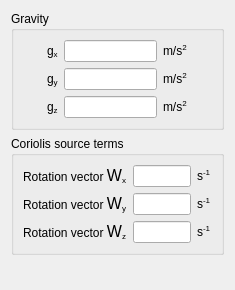
code-saturne/code_saturne, file gui/Pages/BodyForcesForm.ui: the form before one commit.
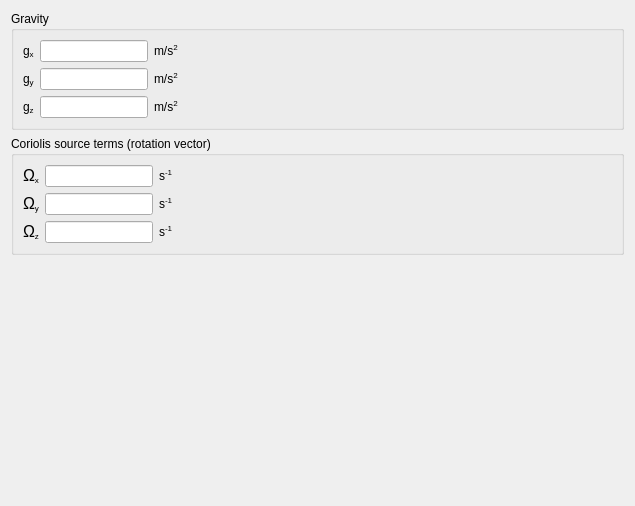
The form after the commit.

Commit message: GUI: left-align several forms.

Patch:
```diff
--- a/gui/Pages/BodyForcesForm.ui
+++ b/gui/Pages/BodyForcesForm.ui
@@ -6,8 +6,8 @@
    <rect>
     <x>0</x>
     <y>0</y>
-    <width>235</width>
-    <height>290</height>
+    <width>635</width>
+    <height>506</height>
    </rect>
   </property>
   <property name="minimumSize">
@@ -61,27 +61,20 @@
       <string>Gravity</string>
      </property>
      <layout class="QGridLayout">
-      <item row="1" column="2">
+      <item row="1" column="1">
        <widget class="QLineEdit" name="lineEditX">
+        <property name="sizePolicy">
+         <sizepolicy hsizetype="Preferred" vsizetype="Fixed">
+          <horstretch>0</horstretch>
+          <verstretch>0</verstretch>
+         </sizepolicy>
+        </property>
         <property name="toolTip">
          <string>&lt;html&gt;&lt;head/&gt;&lt;body&gt;&lt;p&gt;&lt;span style=&quot; font-size:9pt;&quot;&gt;Define the &lt;/span&gt;&lt;span style=&quot; font-size:9pt; font-weight:600;&quot;&gt;X&lt;/span&gt;&lt;span style=&quot; font-size:9pt;&quot;&gt; component of the gravity.&lt;/span&gt;&lt;/p&gt;&lt;p&gt;&lt;span style=&quot; font-size:9pt;&quot;&gt;(Code_Saturne key word: &lt;/span&gt;&lt;span style=&quot; font-size:9pt; font-weight:600;&quot;&gt;GX&lt;/span&gt;&lt;span style=&quot; font-size:9pt;&quot;&gt;)&lt;/span&gt;&lt;/p&gt;&lt;/body&gt;&lt;/html&gt;</string>
         </property>
        </widget>
       </item>
-      <item row="1" column="0">
-       <spacer>
-        <property name="orientation">
-         <enum>Qt::Horizontal</enum>
-        </property>
-        <property name="sizeHint" stdset="0">
-         <size>
-          <width>40</width>
-          <height>22</height>
-         </size>
-        </property>
-       </spacer>
-      </item>
-      <item row="3" column="1">
+      <item row="3" column="0">
        <widget class="QLabel" name="labelZ">
         <property name="font">
          <font>
@@ -98,7 +91,7 @@
         </property>
        </widget>
       </item>
-      <item row="1" column="1">
+      <item row="1" column="0">
        <widget class="QLabel" name="labelX">
         <property name="font">
          <font>
@@ -115,7 +108,7 @@
         </property>
        </widget>
       </item>
-      <item row="2" column="3">
+      <item row="2" column="2">
        <widget class="QLabel" name="labelUnitY">
         <property name="font">
          <font>
@@ -132,14 +125,20 @@
         </property>
        </widget>
       </item>
-      <item row="3" column="2">
+      <item row="3" column="1">
        <widget class="QLineEdit" name="lineEditZ">
+        <property name="sizePolicy">
+         <sizepolicy hsizetype="Preferred" vsizetype="Fixed">
+          <horstretch>0</horstretch>
+          <verstretch>0</verstretch>
+         </sizepolicy>
+        </property>
         <property name="toolTip">
          <string>&lt;html&gt;&lt;head/&gt;&lt;body&gt;&lt;p&gt;&lt;span style=&quot; font-size:9pt;&quot;&gt;Define the &lt;/span&gt;&lt;span style=&quot; font-size:9pt; font-weight:600;&quot;&gt;Z&lt;/span&gt;&lt;span style=&quot; font-size:9pt;&quot;&gt; component of the gravity.&lt;/span&gt;&lt;/p&gt;&lt;p&gt;&lt;span style=&quot; font-size:9pt;&quot;&gt;(Code_Saturne key word: &lt;/span&gt;&lt;span style=&quot; font-size:9pt; font-weight:600;&quot;&gt;GZ&lt;/span&gt;&lt;span style=&quot; font-size:9pt;&quot;&gt;)&lt;/span&gt;&lt;/p&gt;&lt;/body&gt;&lt;/html&gt;</string>
         </property>
        </widget>
       </item>
-      <item row="1" column="4">
+      <item row="1" column="3">
        <spacer>
         <property name="orientation">
          <enum>Qt::Horizontal</enum>
@@ -152,7 +151,7 @@
         </property>
        </spacer>
       </item>
-      <item row="3" column="3">
+      <item row="3" column="2">
        <widget class="QLabel" name="labelUnitZ">
         <property name="font">
          <font>
@@ -169,7 +168,7 @@
         </property>
        </widget>
       </item>
-      <item row="2" column="1">
+      <item row="2" column="0">
        <widget class="QLabel" name="labelY">
         <property name="font">
          <font>
@@ -186,14 +185,20 @@
         </property>
        </widget>
       </item>
-      <item row="2" column="2">
+      <item row="2" column="1">
        <widget class="QLineEdit" name="lineEditY">
+        <property name="sizePolicy">
+         <sizepolicy hsizetype="Preferred" vsizetype="Fixed">
+          <horstretch>0</horstretch>
+          <verstretch>0</verstretch>
+         </sizepolicy>
+        </property>
         <property name="toolTip">
          <string>&lt;html&gt;&lt;head/&gt;&lt;body&gt;&lt;p&gt;&lt;span style=&quot; font-size:9pt;&quot;&gt;Define the &lt;/span&gt;&lt;span style=&quot; font-size:9pt; font-weight:600;&quot;&gt;Y&lt;/span&gt;&lt;span style=&quot; font-size:9pt;&quot;&gt; component of the gravity.&lt;/span&gt;&lt;/p&gt;&lt;p&gt;&lt;span style=&quot; font-size:9pt;&quot;&gt;(Code_Saturne key word: &lt;/span&gt;&lt;span style=&quot; font-size:9pt; font-weight:600;&quot;&gt;GY&lt;/span&gt;&lt;span style=&quot; font-size:9pt;&quot;&gt;)&lt;/span&gt;&lt;/p&gt;&lt;/body&gt;&lt;/html&gt;</string>
         </property>
        </widget>
       </item>
-      <item row="1" column="3">
+      <item row="1" column="2">
        <widget class="QLabel" name="labelUnitX">
         <property name="font">
          <font>
@@ -232,10 +237,10 @@
       <string>&lt;html&gt;&lt;head/&gt;&lt;body&gt;&lt;p&gt;&lt;span style=&quot; font-size:9pt;&quot;&gt;Define Coriolis source terms.&lt;/span&gt;&lt;/p&gt;&lt;/body&gt;&lt;/html&gt;</string>
      </property>
      <property name="title">
-      <string>Coriolis source terms</string>
+      <string>Coriolis source terms (rotation vector)</string>
      </property>
      <layout class="QGridLayout" name="gridLayout">
-      <item row="1" column="4">
+      <item row="1" column="3">
        <widget class="QLabel" name="labelUnitY_2">
         <property name="font">
          <font>
@@ -256,7 +261,7 @@
         </property>
        </widget>
       </item>
-      <item row="3" column="1">
+      <item row="3" column="0">
        <widget class="QLabel" name="labelOMEGAXZ">
         <property name="font">
          <font>
@@ -269,15 +274,11 @@
          <string>&lt;html&gt;&lt;head/&gt;&lt;body&gt;&lt;p&gt;&lt;span style=&quot; font-size:9pt;&quot;&gt;Define the &lt;/span&gt;&lt;span style=&quot; font-size:9pt; font-weight:600;&quot;&gt;Z&lt;/span&gt;&lt;span style=&quot; font-size:9pt;&quot;&gt; component of the rotation vector Omega.&lt;/span&gt;&lt;/p&gt;&lt;p&gt;&lt;span style=&quot; font-size:9pt;&quot;&gt;(Code_Saturne key word: &lt;/span&gt;&lt;span style=&quot; font-size:9pt; font-weight:600;&quot;&gt;OMEGAZ&lt;/span&gt;&lt;span style=&quot; font-size:9pt;&quot;&gt;)&lt;/span&gt;&lt;/p&gt;&lt;/body&gt;&lt;/html&gt;</string>
         </property>
         <property name="text">
-         <string>&lt;!DOCTYPE HTML PUBLIC &quot;-//W3C//DTD HTML 4.0//EN&quot; &quot;http://www.w3.org/TR/REC-html40/strict.dtd&quot;&gt;
-&lt;html&gt;&lt;head&gt;&lt;meta name=&quot;qrichtext&quot; content=&quot;1&quot; /&gt;&lt;style type=&quot;text/css&quot;&gt;
-p, li { white-space: pre-wrap; }
-&lt;/style&gt;&lt;/head&gt;&lt;body style=&quot; font-family:'Noto Sans'; font-size:10pt; font-weight:400; font-style:normal;&quot;&gt;
-&lt;p style=&quot; margin-top:0px; margin-bottom:0px; margin-left:0px; margin-right:0px; -qt-block-indent:0; text-indent:0px;&quot;&gt;&lt;span style=&quot; font-family:'Sans Serif'; font-size:9pt;&quot;&gt;Rotation vector &lt;/span&gt;&lt;span style=&quot; font-family:'Symbol'; font-size:12pt;&quot;&gt;W&lt;/span&gt;&lt;span style=&quot; font-family:'Sans Serif'; font-size:9pt; vertical-align:sub;&quot;&gt;z&lt;/span&gt;&lt;/p&gt;&lt;/body&gt;&lt;/html&gt;</string>
+         <string>&lt;span style=&quot; font-family:'Symbol'; font-size:12pt;&quot;&gt;&amp;Omega;&lt;/span&gt;&lt;span style=&quot; font-family:'Sans Serif'; font-size:9pt; vertical-align:sub;&quot;&gt;z&lt;/span&gt;&lt;/p&gt;&lt;/body&gt;&lt;/html&gt;</string>
         </property>
        </widget>
       </item>
-      <item row="2" column="4">
+      <item row="2" column="3">
        <widget class="QLabel" name="labelUnitX_2">
         <property name="font">
          <font>
@@ -298,7 +299,24 @@
         </property>
        </widget>
       </item>
-      <item row="2" column="1">
+      <item row="1" column="0">
+       <widget class="QLabel" name="labelOMEGAXX">
+        <property name="font">
+         <font>
+          <weight>50</weight>
+          <italic>false</italic>
+          <bold>false</bold>
+         </font>
+        </property>
+        <property name="toolTip">
+         <string>&lt;html&gt;&lt;head/&gt;&lt;body&gt;&lt;p&gt;&lt;span style=&quot; font-size:9pt;&quot;&gt;Define the &lt;/span&gt;&lt;span style=&quot; font-size:9pt; font-weight:600;&quot;&gt;X&lt;/span&gt;&lt;span style=&quot; font-size:9pt;&quot;&gt; component of the rotation vector Omega.&lt;/span&gt;&lt;/p&gt;&lt;p&gt;&lt;span style=&quot; font-size:9pt;&quot;&gt;(Code_Saturne key word: &lt;/span&gt;&lt;span style=&quot; font-size:9pt; font-weight:600;&quot;&gt;OMEGAX&lt;/span&gt;&lt;span style=&quot; font-size:9pt;&quot;&gt;)&lt;/span&gt;&lt;/p&gt;&lt;/body&gt;&lt;/html&gt;</string>
+        </property>
+        <property name="text">
+         <string>&lt;span style=&quot; font-family:'Symbol'; font-size:12pt;&quot;&gt;&amp;Omega;&lt;/span&gt;&lt;span style=&quot; font-family:'Sans Serif'; font-size:9pt; vertical-align:sub;&quot;&gt;x&lt;/span&gt;&lt;/p&gt;&lt;/body&gt;&lt;/html&gt;</string>
+        </property>
+       </widget>
+      </item>
+      <item row="2" column="0">
        <widget class="QLabel" name="labelOMEGAXY">
         <property name="font">
          <font>
@@ -311,57 +329,50 @@
          <string>&lt;html&gt;&lt;head/&gt;&lt;body&gt;&lt;p&gt;&lt;span style=&quot; font-size:9pt;&quot;&gt;Define the &lt;/span&gt;&lt;span style=&quot; font-size:9pt; font-weight:600;&quot;&gt;Y&lt;/span&gt;&lt;span style=&quot; font-size:9pt;&quot;&gt; component of the rotation vector Omega.&lt;/span&gt;&lt;/p&gt;&lt;p&gt;&lt;span style=&quot; font-size:9pt;&quot;&gt;(Code_Saturne key word: &lt;/span&gt;&lt;span style=&quot; font-size:9pt; font-weight:600;&quot;&gt;OMEGAY&lt;/span&gt;&lt;span style=&quot; font-size:9pt;&quot;&gt;)&lt;/span&gt;&lt;/p&gt;&lt;/body&gt;&lt;/html&gt;</string>
         </property>
         <property name="text">
-         <string>&lt;!DOCTYPE HTML PUBLIC &quot;-//W3C//DTD HTML 4.0//EN&quot; &quot;http://www.w3.org/TR/REC-html40/strict.dtd&quot;&gt;
-&lt;html&gt;&lt;head&gt;&lt;meta name=&quot;qrichtext&quot; content=&quot;1&quot; /&gt;&lt;style type=&quot;text/css&quot;&gt;
-p, li { white-space: pre-wrap; }
-&lt;/style&gt;&lt;/head&gt;&lt;body style=&quot; font-family:'Noto Sans'; font-size:10pt; font-weight:400; font-style:normal;&quot;&gt;
-&lt;p style=&quot; margin-top:0px; margin-bottom:0px; margin-left:0px; margin-right:0px; -qt-block-indent:0; text-indent:0px;&quot;&gt;&lt;span style=&quot; font-family:'Sans Serif'; font-size:9pt;&quot;&gt;Rotation vector &lt;/span&gt;&lt;span style=&quot; font-family:'Symbol'; font-size:12pt;&quot;&gt;W&lt;/span&gt;&lt;span style=&quot; font-family:'Sans Serif'; font-size:9pt; vertical-align:sub;&quot;&gt;y&lt;/span&gt;&lt;/p&gt;&lt;/body&gt;&lt;/html&gt;</string>
+         <string>&lt;span style=&quot; font-family:'Symbol'; font-size:12pt;&quot;&gt;&amp;Omega;&lt;/span&gt;&lt;span style=&quot; font-family:'Sans Serif'; font-size:9pt; vertical-align:sub;&quot;&gt;y&lt;/span&gt;&lt;/p&gt;&lt;/body&gt;&lt;/html&gt;</string>
         </property>
        </widget>
       </item>
-      <item row="1" column="2">
+      <item row="1" column="1">
        <widget class="QLineEdit" name="lineEditOMEGAX">
-        <property name="toolTip">
-         <string>&lt;html&gt;&lt;head/&gt;&lt;body&gt;&lt;p&gt;&lt;span style=&quot; font-size:9pt;&quot;&gt;Define the &lt;/span&gt;&lt;span style=&quot; font-size:9pt; font-weight:600;&quot;&gt;X&lt;/span&gt;&lt;span style=&quot; font-size:9pt;&quot;&gt; component of the rotation vector Omega.&lt;/span&gt;&lt;/p&gt;&lt;p&gt;&lt;span style=&quot; font-size:9pt;&quot;&gt;(Code_Saturne key word: &lt;/span&gt;&lt;span style=&quot; font-size:9pt; font-weight:600;&quot;&gt;OMEGAX&lt;/span&gt;&lt;span style=&quot; font-size:9pt;&quot;&gt;)&lt;/span&gt;&lt;/p&gt;&lt;/body&gt;&lt;/html&gt;</string>
+        <property name="sizePolicy">
+         <sizepolicy hsizetype="Preferred" vsizetype="Fixed">
+          <horstretch>0</horstretch>
+          <verstretch>0</verstretch>
+         </sizepolicy>
         </property>
-       </widget>
-      </item>
-      <item row="1" column="1">
-       <widget class="QLabel" name="labelOMEGAXX">
-        <property name="font">
-         <font>
-          <weight>50</weight>
-          <italic>false</italic>
-          <bold>false</bold>
-         </font>
-        </property>
         <property name="toolTip">
          <string>&lt;html&gt;&lt;head/&gt;&lt;body&gt;&lt;p&gt;&lt;span style=&quot; font-size:9pt;&quot;&gt;Define the &lt;/span&gt;&lt;span style=&quot; font-size:9pt; font-weight:600;&quot;&gt;X&lt;/span&gt;&lt;span style=&quot; font-size:9pt;&quot;&gt; component of the rotation vector Omega.&lt;/span&gt;&lt;/p&gt;&lt;p&gt;&lt;span style=&quot; font-size:9pt;&quot;&gt;(Code_Saturne key word: &lt;/span&gt;&lt;span style=&quot; font-size:9pt; font-weight:600;&quot;&gt;OMEGAX&lt;/span&gt;&lt;span style=&quot; font-size:9pt;&quot;&gt;)&lt;/span&gt;&lt;/p&gt;&lt;/body&gt;&lt;/html&gt;</string>
         </property>
-        <property name="text">
-         <string>&lt;!DOCTYPE HTML PUBLIC &quot;-//W3C//DTD HTML 4.0//EN&quot; &quot;http://www.w3.org/TR/REC-html40/strict.dtd&quot;&gt;
-&lt;html&gt;&lt;head&gt;&lt;meta name=&quot;qrichtext&quot; content=&quot;1&quot; /&gt;&lt;style type=&quot;text/css&quot;&gt;
-p, li { white-space: pre-wrap; }
-&lt;/style&gt;&lt;/head&gt;&lt;body style=&quot; font-family:'Noto Sans'; font-size:10pt; font-weight:400; font-style:normal;&quot;&gt;
-&lt;p style=&quot; margin-top:0px; margin-bottom:0px; margin-left:0px; margin-right:0px; -qt-block-indent:0; text-indent:0px;&quot;&gt;&lt;span style=&quot; font-family:'Sans Serif'; font-size:9pt;&quot;&gt;Rotation vector &lt;/span&gt;&lt;span style=&quot; font-family:'Symbol'; font-size:12pt;&quot;&gt;W&lt;/span&gt;&lt;span style=&quot; font-family:'Sans Serif'; font-size:9pt; vertical-align:sub;&quot;&gt;x&lt;/span&gt;&lt;/p&gt;&lt;/body&gt;&lt;/html&gt;</string>
-        </property>
        </widget>
       </item>
-      <item row="3" column="2">
+      <item row="3" column="1">
        <widget class="QLineEdit" name="lineEditOMEGAZ">
+        <property name="sizePolicy">
+         <sizepolicy hsizetype="Preferred" vsizetype="Fixed">
+          <horstretch>0</horstretch>
+          <verstretch>0</verstretch>
+         </sizepolicy>
+        </property>
         <property name="toolTip">
          <string>&lt;html&gt;&lt;head/&gt;&lt;body&gt;&lt;p&gt;&lt;span style=&quot; font-size:9pt;&quot;&gt;Define the &lt;/span&gt;&lt;span style=&quot; font-size:9pt; font-weight:600;&quot;&gt;Z&lt;/span&gt;&lt;span style=&quot; font-size:9pt;&quot;&gt; component of the rotation vector Omega.&lt;/span&gt;&lt;/p&gt;&lt;p&gt;&lt;span style=&quot; font-size:9pt;&quot;&gt;(Code_Saturne key word: &lt;/span&gt;&lt;span style=&quot; font-size:9pt; font-weight:600;&quot;&gt;OMEGAZ&lt;/span&gt;&lt;span style=&quot; font-size:9pt;&quot;&gt;)&lt;/span&gt;&lt;/p&gt;&lt;/body&gt;&lt;/html&gt;</string>
         </property>
        </widget>
       </item>
-      <item row="2" column="2">
+      <item row="2" column="1">
        <widget class="QLineEdit" name="lineEditOMEGAY">
+        <property name="sizePolicy">
+         <sizepolicy hsizetype="Preferred" vsizetype="Fixed">
+          <horstretch>0</horstretch>
+          <verstretch>0</verstretch>
+         </sizepolicy>
+        </property>
         <property name="toolTip">
          <string>&lt;html&gt;&lt;head/&gt;&lt;body&gt;&lt;p&gt;&lt;span style=&quot; font-size:9pt;&quot;&gt;Define the &lt;/span&gt;&lt;span style=&quot; font-size:9pt; font-weight:600;&quot;&gt;Y&lt;/span&gt;&lt;span style=&quot; font-size:9pt;&quot;&gt; component of the rotation vector Omega.&lt;/span&gt;&lt;/p&gt;&lt;p&gt;&lt;span style=&quot; font-size:9pt;&quot;&gt;(Code_Saturne key word: &lt;/span&gt;&lt;span style=&quot; font-size:9pt; font-weight:600;&quot;&gt;OMEGAY&lt;/span&gt;&lt;span style=&quot; font-size:9pt;&quot;&gt;)&lt;/span&gt;&lt;/p&gt;&lt;/body&gt;&lt;/html&gt;</string>
         </property>
        </widget>
       </item>
-      <item row="3" column="4">
+      <item row="3" column="3">
        <widget class="QLabel" name="labelUnitZ_2">
         <property name="font">
          <font>
@@ -382,20 +393,7 @@
         </property>
        </widget>
       </item>
-      <item row="1" column="5">
-       <spacer>
-        <property name="orientation">
-         <enum>Qt::Horizontal</enum>
-        </property>
-        <property name="sizeHint" stdset="0">
-         <size>
-          <width>13</width>
-          <height>5</height>
-         </size>
-        </property>
-       </spacer>
-      </item>
-      <item row="1" column="0">
+      <item row="1" column="4">
        <spacer>
         <property name="orientation">
          <enum>Qt::Horizontal</enum>
```
The commit also changes 5 other files.
